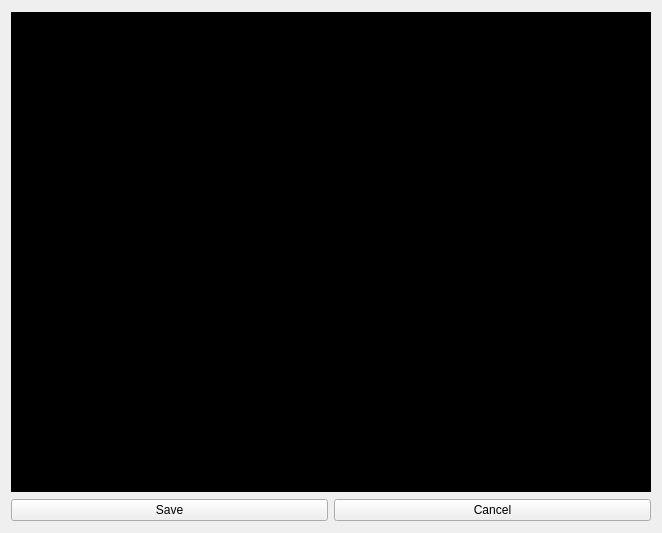
Qt form ui/save_widget.ui (JiageWang/Openpose-based-GUI-for-Realtime-Pose-Estimate-and-Action-Recognition) before a commit.
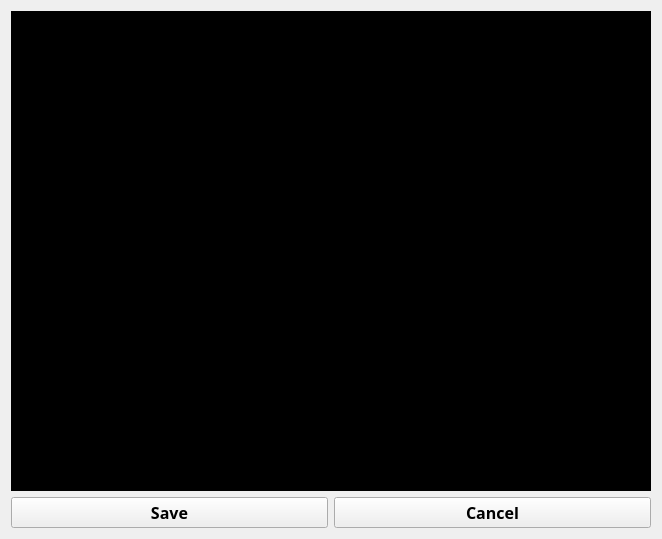
The same form after that commit.

```diff
--- a/ui/save_widget.ui
+++ b/ui/save_widget.ui
@@ -46,6 +46,14 @@
     <layout class="QHBoxLayout" name="horizontalLayout">
      <item>
       <widget class="QPushButton" name="pushButton_save">
+       <property name="font">
+        <font>
+         <family>等线</family>
+         <pointsize>12</pointsize>
+         <weight>75</weight>
+         <bold>true</bold>
+        </font>
+       </property>
        <property name="text">
         <string>Save</string>
        </property>
@@ -53,6 +61,14 @@
      </item>
      <item>
       <widget class="QPushButton" name="pushButton_cancel">
+       <property name="font">
+        <font>
+         <family>等线</family>
+         <pointsize>12</pointsize>
+         <weight>75</weight>
+         <bold>true</bold>
+        </font>
+       </property>
        <property name="text">
         <string>Cancel</string>
        </property>
```
Left out of the diff: 3 changed lines with no effect on the pictures.
